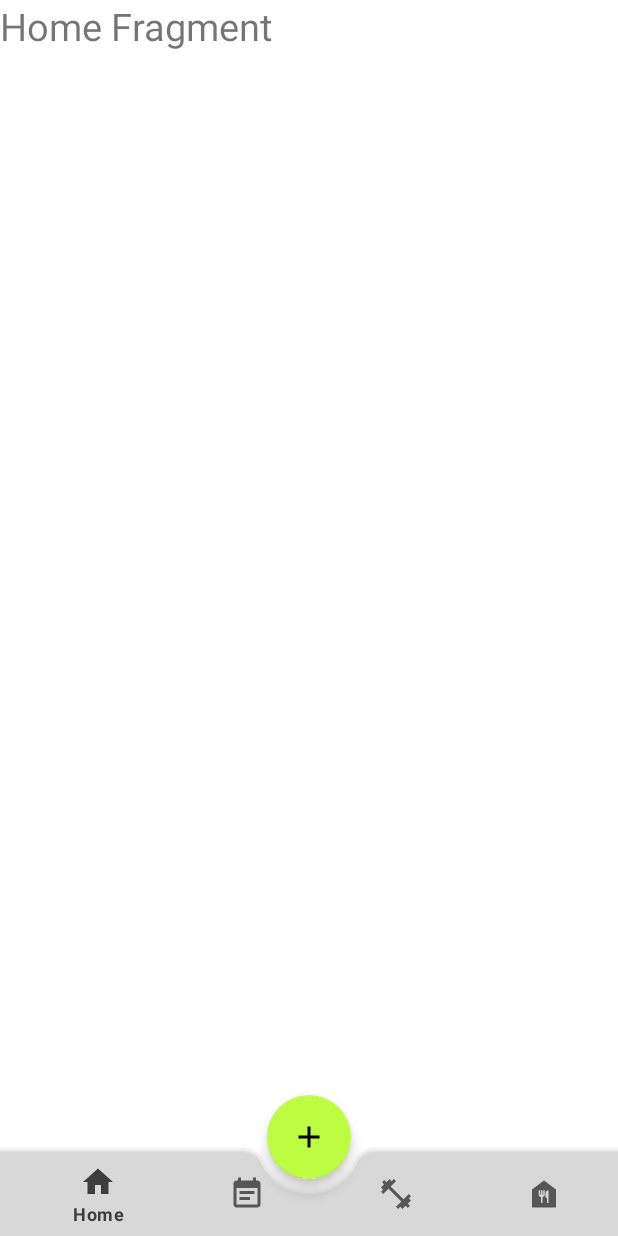
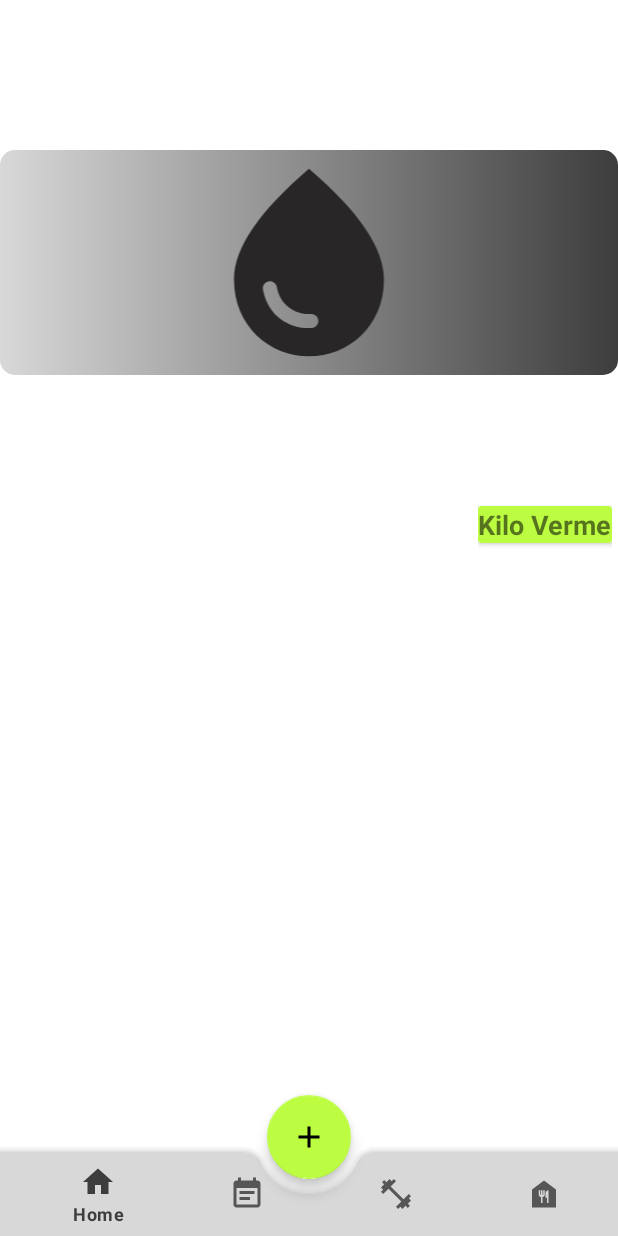
Before and after one commit to hilaltokgoz/spor_app, an Android app: the fragment HomeFragment placed in its activity, on a phone screen of 412 x 824 dp. Run offline under Robolectric (Android 15) with nearby library versions, the light colour scheme and no system bars; our stand-ins replace navigation-ui.

Commit message:
bottomMenu Create

```diff
--- a/app/src/main/java/com/evdesporapp/MainActivity.kt
+++ b/app/src/main/java/com/evdesporapp/MainActivity.kt
@@ -10,12 +10,12 @@
 import com.evdesporapp.databinding.ActivityMainBinding
 import com.evdesporapp.exercises.ExerciseHomeFragment
 import com.evdesporapp.fitrecipe.FitRecipeHomeFragment
+import com.evdesporapp.navigationdrawer.DrawerHomeFragment
 import com.evdesporapp.plans.PlanHomeFragment
 import com.google.android.material.floatingactionbutton.FloatingActionButton
 
 class MainActivity : AppCompatActivity() {
     private lateinit var binding: ActivityMainBinding
-    private lateinit var floatingActionButton: FloatingActionButton
 
     override fun onCreate(savedInstanceState: Bundle?) {
         super.onCreate(savedInstanceState)
@@ -58,8 +58,9 @@
             }
 
 
-            floatingActionButton = fab
-            floatingActionButton.setOnClickListener {
+            fab.setOnClickListener {
+
+                loadFragment(DrawerHomeFragment())
                 //showing a toast message when clicked
                 Toast.makeText(this@MainActivity, "Clicked", Toast.LENGTH_SHORT).show()
             }
--- /dev/null
+++ b/app/src/main/res/drawable/cardview_gradient.xml
@@ -0,0 +1,8 @@
+<?xml version="1.0" encoding="utf-8"?>
+<shape xmlns:android="http://schemas.android.com/apk/res/android">
+    <gradient
+        android:type="linear"
+        android:angle="0"
+        android:startColor="@color/active_gray"
+        android:endColor="@color/gray2" />
+</shape>
--- a/app/src/main/res/layout/fragment_drawer_home.xml
+++ b/app/src/main/res/layout/fragment_drawer_home.xml
@@ -4,7 +4,7 @@
     xmlns:tools="http://schemas.android.com/tools"
     android:layout_width="match_parent"
     android:layout_height="match_parent"
-    android:background="@color/background"
+    android:background="@color/medium_light_green"
     tools:context=".navigationdrawer.DrawerHomeFragment">
 
     <TextView
@@ -32,7 +32,7 @@
         android:layout_width="match_parent"
         android:layout_height="wrap_content"
         android:layout_marginStart="100dp"
-        android:layout_marginTop="50dp"
+        android:layout_marginTop="60dp"
         android:text="Notification"
         app:layout_constraintEnd_toEndOf="parent"
         app:layout_constraintHorizontal_bias="0.0"
@@ -71,18 +71,18 @@
         app:layout_constraintStart_toStartOf="parent"
         app:layout_constraintTop_toBottomOf="@+id/notificationImage" />
 
+
     <TextView
         android:id="@+id/waterDrinkCalculateText"
         android:layout_width="match_parent"
         android:layout_height="wrap_content"
         android:layout_marginStart="100dp"
-        android:layout_marginTop="50dp"
+        android:layout_marginTop="56dp"
         android:text="Su Alım Oranı Hesaplama"
         app:layout_constraintEnd_toEndOf="parent"
         app:layout_constraintHorizontal_bias="0.0"
         app:layout_constraintStart_toStartOf="parent"
         app:layout_constraintTop_toBottomOf="@+id/bmiText" />
-
 
     <ImageView
         android:id="@+id/waterDrinkImage"
@@ -99,7 +99,7 @@
         android:layout_width="match_parent"
         android:layout_height="wrap_content"
         android:layout_marginStart="100dp"
-        android:layout_marginTop="50dp"
+        android:layout_marginTop="56dp"
         android:text="Hakkında"
         app:layout_constraintEnd_toEndOf="parent"
         app:layout_constraintHorizontal_bias="0.0"
@@ -120,10 +120,11 @@
         android:id="@+id/colorTheme"
         android:layout_width="wrap_content"
         android:layout_height="wrap_content"
-        android:layout_marginTop="32dp"
+        android:layout_marginTop="48dp"
+        android:text="Koyu Tema"
         android:textColor="?attr/text_color"
-        android:text="Koyu Tema"
         app:layout_constraintEnd_toEndOf="parent"
+        app:layout_constraintHorizontal_bias="0.498"
         app:layout_constraintStart_toStartOf="parent"
         app:layout_constraintTop_toBottomOf="@+id/aboutImage"
         tools:ignore="UseSwitchCompatOrMaterialXml" />
--- a/app/src/main/res/layout/fragment_home.xml
+++ b/app/src/main/res/layout/fragment_home.xml
@@ -1,17 +1,83 @@
 <?xml version="1.0" encoding="utf-8"?>
-<FrameLayout
+<androidx.constraintlayout.widget.ConstraintLayout
     android:id="@+id/fragment_home"
     xmlns:android="http://schemas.android.com/apk/res/android"
     xmlns:tools="http://schemas.android.com/tools"
     android:layout_width="match_parent"
     android:layout_height="match_parent"
-    tools:context=".HomeFragment">
+    tools:context=".HomeFragment"
+    xmlns:app="http://schemas.android.com/apk/res-auto">
 
-    <!-- TODO: Update blank fragment layout -->
-    <TextView
+    <androidx.cardview.widget.CardView
+        android:id="@+id/cardView"
         android:layout_width="match_parent"
-        android:layout_height="match_parent"
-        android:text="Home Fragment"
-        android:textSize="25sp"/>
+        android:layout_height="150dp"
+        android:layout_marginTop="100dp"
+        android:elevation="10dp"
+        app:cardCornerRadius="10dp"
+        app:layout_constraintStart_toStartOf="parent"
+        app:layout_constraintTop_toTopOf="parent">
 
-</FrameLayout>
+        <ImageView
+            android:id="@+id/cardViewImage"
+            android:layout_width="match_parent"
+            android:layout_height="match_parent"
+            android:background="@drawable/cardview_gradient"
+            android:src="@drawable/ic_water" />
+    </androidx.cardview.widget.CardView>
+
+    <HorizontalScrollView
+        android:id="@+id/scrollPartition"
+        android:layout_width="match_parent"
+        android:layout_height="wrap_content"
+        android:scrollbars="none"
+        android:layout_marginTop="50dp"
+        app:layout_constraintEnd_toEndOf="parent"
+        app:layout_constraintHorizontal_bias="0.0"
+        app:layout_constraintStart_toStartOf="parent"
+        app:layout_constraintTop_toBottomOf="@+id/cardView">
+
+        <LinearLayout
+            android:id="@+id/lytPartition"
+            android:layout_width="wrap_content"
+            android:layout_height="100dp"
+            android:layout_gravity="right"
+            android:gravity="center_vertical"
+            android:orientation="horizontal"
+            android:paddingLeft="4dp"
+            android:paddingRight="4dp"
+            android:scrollbars="none">
+
+   <androidx.cardview.widget.CardView
+       android:layout_width="wrap_content"
+       android:layout_height="wrap_content"
+       android:backgroundTint="@color/active_green">
+
+       <TextView
+           android:layout_width="match_parent"
+           android:layout_height="wrap_content"
+           android:text="Kilo Verme"
+           android:textSize="18dp"
+           android:textStyle="bold"/>
+
+
+
+
+
+
+
+   </androidx.cardview.widget.CardView>
+
+
+
+
+
+
+
+
+
+
+        </LinearLayout>
+    </HorizontalScrollView>
+
+</androidx.constraintlayout.widget.ConstraintLayout>
```
